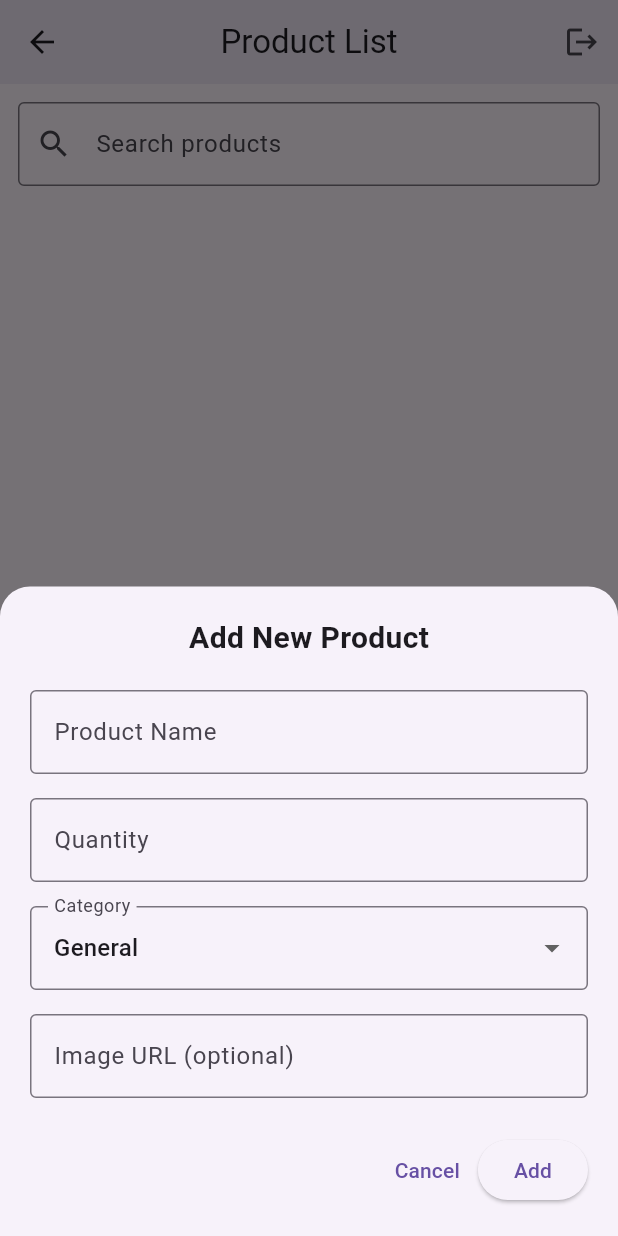
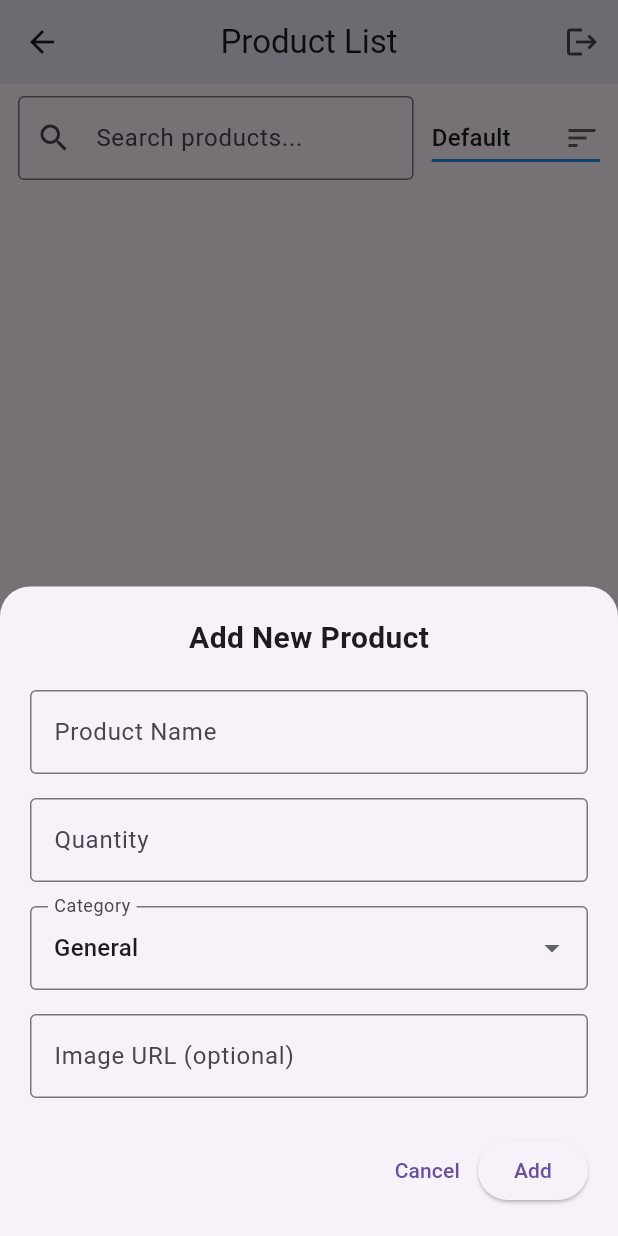
Before and after one commit to mb-shupto/final-project-demo, a Flutter app: the ProductListScreen screen opened directly, after a tap on the "add" icon, on a phone screen of 412 x 824 dp. Run offline on Flutter 3.47's test engine with Material 3 defaults, Android fonts, the phone set to English and light mode, and no system bars; our stand-ins replace cloud_firestore, firebase_auth, firebase_core; accounts and stored records are empty.

Commit message:
refactor inventory provider and product list screen to enhance filtering, sorting, and error handling

```diff
--- a/lib/screens/product_list_screen.dart
+++ b/lib/screens/product_list_screen.dart
@@ -1,5 +1,3 @@
-// dart
-// File: `lib/screens/product_list_screen.dart`
 import 'package:flutter/material.dart';
 import 'package:provider/provider.dart';
 import '../providers/inventory_provider.dart';
@@ -15,6 +13,7 @@ class ProductListScreen extends StatefulWidget {
 
 class _ProductListScreenState extends State<ProductListScreen> {
   final TextEditingController _searchController = TextEditingController();
+  String _sortBy = 'default';
 
   @override
   void dispose() {
@@ -34,16 +33,11 @@ class _ProductListScreenState extends State<ProductListScreen> {
 
     // Predefined categories to show in the modal
     const List<String> predefinedCategories = [
-      'General',
-      'Electronics',
       'Groceries',
-      'Clothing',
-      'Home',
-      'Beauty',
       'Stationery',
       'Beverages',
-      'Toys',
-      'Hardware',
+      'Snacks',
+      'Confectionery'
     ];
 
     final provider = Provider.of<InventoryProvider>(context, listen: false);
@@ -82,8 +76,7 @@ class _ProductListScreenState extends State<ProductListScreen> {
                   children: [
                     Text(
                       isEditing ? 'Edit Product' : 'Add New Product',
-                      style:
-                      const TextStyle(fontSize: 20, fontWeight: FontWeight.bold),
+                      style: const TextStyle(fontSize: 20, fontWeight: FontWeight.bold),
                     ),
                     const SizedBox(height: 20),
                     TextField(
@@ -182,8 +175,8 @@ class _ProductListScreenState extends State<ProductListScreen> {
 
   @override
   Widget build(BuildContext context) {
-    final provider = Provider.of<InventoryProvider>(context);
-    final products = provider.products ?? [];
+    final inventoryProvider = Provider.of<InventoryProvider>(context);
+    final products = inventoryProvider.products ?? [];
     final query = _searchController.text.trim().toLowerCase();
     final filtered = query.isEmpty
         ? products
@@ -200,7 +193,6 @@ class _ProductListScreenState extends State<ProductListScreen> {
             onPressed: () async {
               final authProvider = Provider.of<AuthProvider>(context, listen: false);
               await authProvider.signOut();
-              // AuthWrapper will automatically switch to LoginScreen
             },
           ),
         ],
@@ -208,15 +200,52 @@ class _ProductListScreenState extends State<ProductListScreen> {
       body: Column(
         children: [
           Padding(
-            padding: const EdgeInsets.all(12.0),
-            child: TextField(
-              controller: _searchController,
-              decoration: const InputDecoration(
-                labelText: 'Search products',
-                prefixIcon: Icon(Icons.search),
-                border: OutlineInputBorder(),
-              ),
-              onChanged: (_) => setState(() {}),
+            padding: const EdgeInsets.symmetric(horizontal: 12.0, vertical: 8.0),
+            child: Row(
+              children: [
+                Expanded(
+                  child: TextField(
+                    controller: _searchController,
+                    onChanged: (value) {
+                      inventoryProvider.setSearchQuery(value);
+                      setState(() {}); // update suffixIcon and filtered results
+                    },
+                    decoration: InputDecoration(
+                      hintText: 'Search products...',
+                      prefixIcon: const Icon(Icons.search),
+                      border: const OutlineInputBorder(),
+                      suffixIcon: _searchController.text.isNotEmpty
+                          ? IconButton(
+                        icon: const Icon(Icons.clear),
+                        onPressed: () {
+                          _searchController.clear();
+                          inventoryProvider.setSearchQuery('');
+                          setState(() {});
+                        },
+                      )
+                          : null,
+                    ),
+                  ),
+                ),
+                const SizedBox(width: 12),
+                DropdownButton<String>(
+                  value: _sortBy,
+                  icon: const Icon(Icons.sort),
+                  underline: Container(height: 2, color: Colors.blue),
+                  onChanged: (String? newValue) {
+                    if (newValue != null) {
+                      setState(() {
+                        _sortBy = newValue;
+                      });
+                      inventoryProvider.setSortBy(newValue);
+                    }
+                  },
+                  items: const [
+                    DropdownMenuItem(value: 'default', child: Text('Default')),
+                    DropdownMenuItem(value: 'category', child: Text('By Category')),
+                  ],
+                ),
+              ],
             ),
           ),
           Expanded(
@@ -249,7 +278,7 @@ class _ProductListScreenState extends State<ProductListScreen> {
                             );
                             return;
                           }
-                          await provider.deleteProduct(id);
+                          await inventoryProvider.deleteProduct(id);
                         },
                       ),
                     ],
```
Also changed, not shown: lib/providers/inventory_provider.dart (+10 -23 lines).
